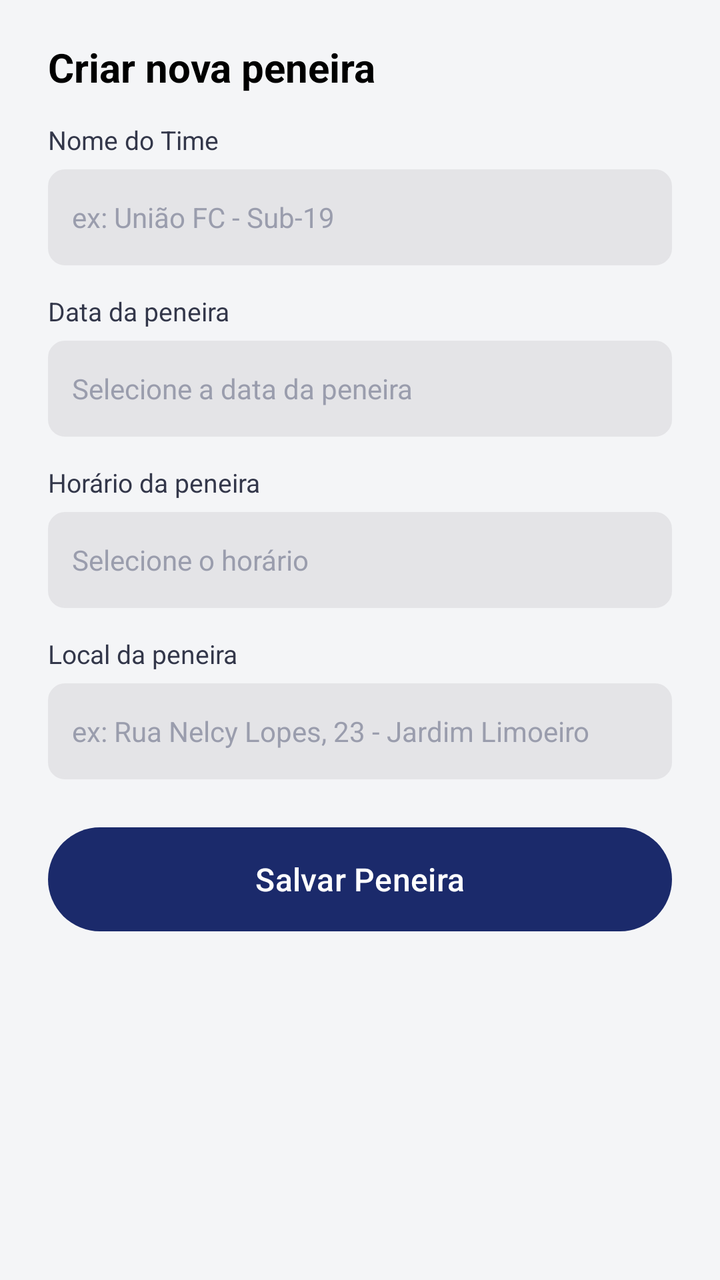
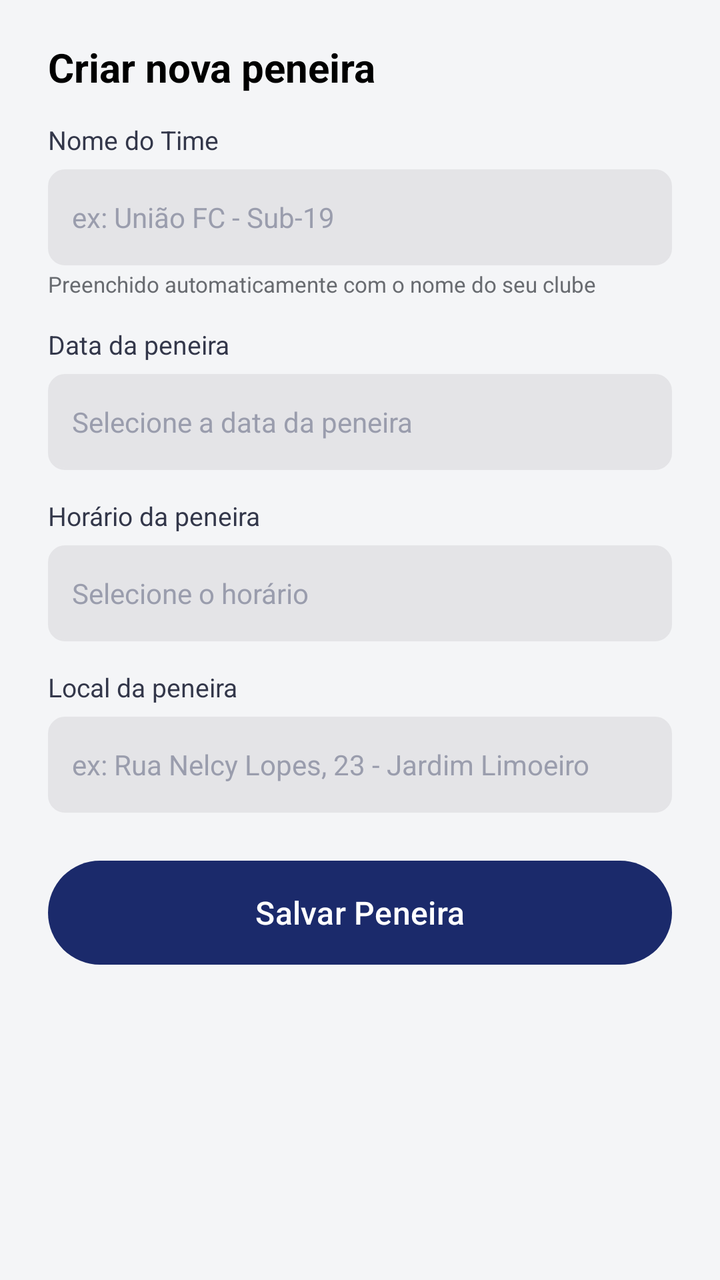

The first picture is an Android layout as it rendered before a commit; the second is the same layout after the commit. The layout source and the unified diff follow.
<!-- AndroidManifest.xml: application theme Theme.Escouter -->
<!-- res/layout/cria_peneira.xml -->
<?xml version="1.0" encoding="utf-8"?>
<ScrollView xmlns:android="http://schemas.android.com/apk/res/android"
    xmlns:app="http://schemas.android.com/apk/res-auto"
    android:layout_width="match_parent"
    android:layout_height="wrap_content"
    android:fillViewport="true"
    android:background="@color/background">
    <LinearLayout
        android:layout_width="match_parent"
        android:layout_height="wrap_content"
        android:orientation="vertical"
        android:paddingHorizontal="24dp"
        android:paddingTop="20dp"
        android:paddingBottom="8dp"
        android:background="@color/background">

        <TextView
            android:layout_width="wrap_content"
            android:layout_height="wrap_content"
            android:text="Criar nova peneira"
            android:textColor="@color/preto"
            android:textSize="20sp"
            android:textStyle="bold"/>

        
        <TextView
            style="@style/FieldLabel"
            android:text="Nome do Time"/>
        <EditText
            android:id="@+id/edtNomeTime"
            style="@style/FieldInput"
            android:hint="ex: União FC - Sub-19"
            android:inputType="text"/>

        
        <TextView
            style="@style/FieldLabel"
            android:text="Data da peneira"/>

        <EditText
            android:id="@+id/edtDataPeneira"
            style="@style/FieldInput"
            android:hint="Selecione a data da peneira"
            android:focusable="false"
            android:clickable="true"
            android:inputType="none"/>

        
        <TextView
            style="@style/FieldLabel"
            android:text="Horário da peneira"/>

        <EditText
            android:id="@+id/edtHoraPeneira"
            style="@style/FieldInput"
            android:hint="Selecione o horário"
            android:focusable="false"
            android:clickable="true"
            android:inputType="none"
            />

        
        <TextView
            style="@style/FieldLabel"
            android:text="Local da peneira"/>

        <EditText
            android:id="@+id/edtLocalPeneira"
            style="@style/FieldInput"
            android:hint="ex: Rua Nelcy Lopes, 23 - Jardim Limoeiro"
            android:inputType="text"/>

        
        <Button
            android:id="@+id/btnSalvarPeneira"
            android:layout_width="match_parent"
            android:layout_height="52dp"
            android:layout_marginTop="24dp"
            android:background="@drawable/bg_button_primary"
            android:elevation="0dp"
            android:text="Salvar Peneira"
            android:textAllCaps="false"
            android:textColor="@color/branco"
            android:textSize="16sp"
            style="@style/Botao"/>

    </LinearLayout>
</ScrollView>
<!-- resources referenced by this layout -->
<resources>
  <color name="background">#F4F5F7</color>
  <color name="branco">#FFFFFF</color>
  <color name="preto">#000000</color>
  <!-- drawable bg_button_primary (drawable) -->
  <?xml version="1.0" encoding="utf-8"?>
  <shape xmlns:android="http://schemas.android.com/apk/res/android"
      android:shape="rectangle">
  
      <solid android:color="#1B2A6B" />
      <corners android:radius="28dp" />
  
  </shape>
  <style name="Botao">
          <item name="backgroundTint">@null</item>
      </style>
  <style name="FieldInput">
          <item name="android:layout_width">match_parent</item>
          <item name="android:layout_height">48dp</item>
          <item name="android:background">@drawable/bg_input</item>
          <item name="android:paddingHorizontal">12dp</item>
          <item name="android:textSize">14sp</item>
          <item name="android:textColorHint">#9A9DAD</item>
          <item name="android:textColor">#20222B</item>
      </style>
  <style name="FieldLabel">
          <item name="android:layout_width">wrap_content</item>
          <item name="android:layout_height">wrap_content</item>
          <item name="android:layout_marginTop">14dp</item>
          <item name="android:layout_marginBottom">6dp</item>
          <item name="android:textColor">#33374A</item>
          <item name="android:textSize">13sp</item>
      </style>
  <style name="Theme.Escouter" parent="Base.Theme.Escouter" />
  <!-- drawable bg_input (drawable) -->
  <?xml version="1.0" encoding="utf-8"?>
  <shape xmlns:android="http://schemas.android.com/apk/res/android"
      android:shape="rectangle">
  
      <solid android:color="@color/card" />
      <corners android:radius="8dp" />
      <stroke
          android:width="1dp"
          android:color="@color/card" />
  
  </shape>
  <style name="Base.Theme.Escouter" parent="Theme.Material3.DayNight.NoActionBar">
          
          
      </style>
  <color name="card">#E4E4E7</color>
</resources>

<!-- the commit's change to res/layout/cria_peneira.xml (unified diff, before → after) -->
@@ -31,6 +31,14 @@
             style="@style/FieldInput"
             android:hint="ex: União FC - Sub-19"
             android:inputType="text"/>
+        <TextView
+            android:id="@+id/InfoNomeTime"
+            android:layout_width="wrap_content"
+            android:layout_height="wrap_content"
+            android:layout_marginTop="2dp"
+            android:text="Preenchido automaticamente com o nome do seu clube"
+            android:textColor="@color/txtCinza"
+            android:textSize="11sp"/>
 
         
         <TextView
<!-- resource entries referenced after the edit -->
@@ -3,6 +3,7 @@
   <color name="background">#F4F5F7</color>
   <color name="branco">#FFFFFF</color>
   <color name="preto">#000000</color>
+  <color name="txtCinza">#686B70</color>
   <!-- drawable bg_button_primary (drawable) -->
   <?xml version="1.0" encoding="utf-8"?>
   <shape xmlns:android="http://schemas.android.com/apk/res/android"
